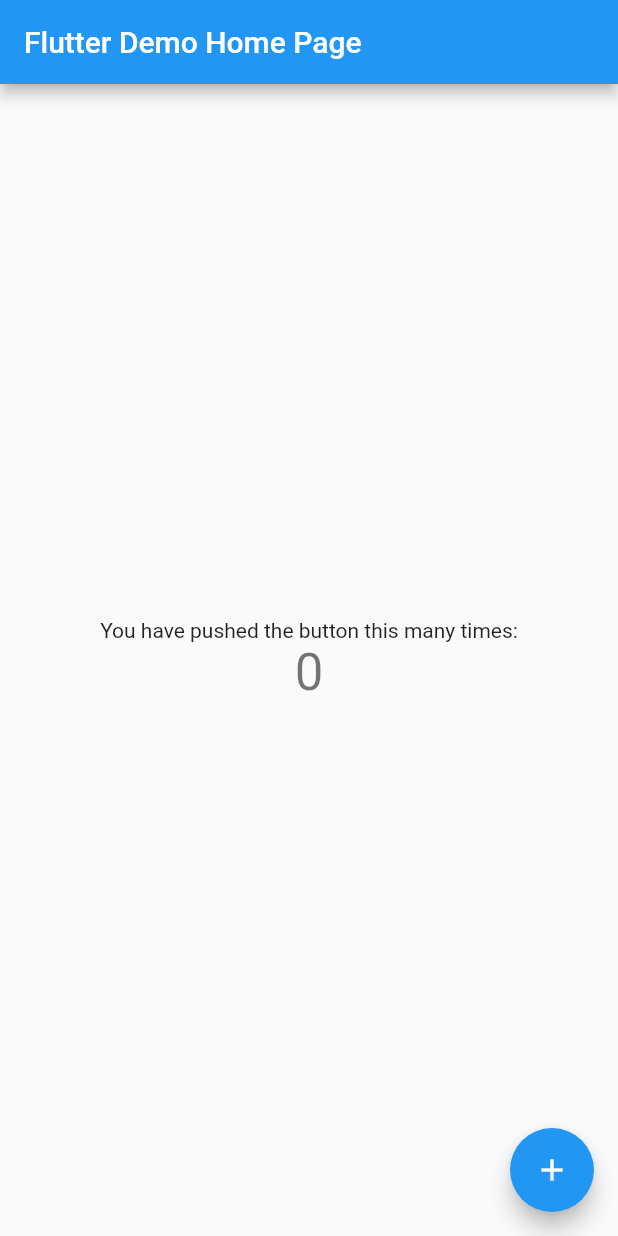
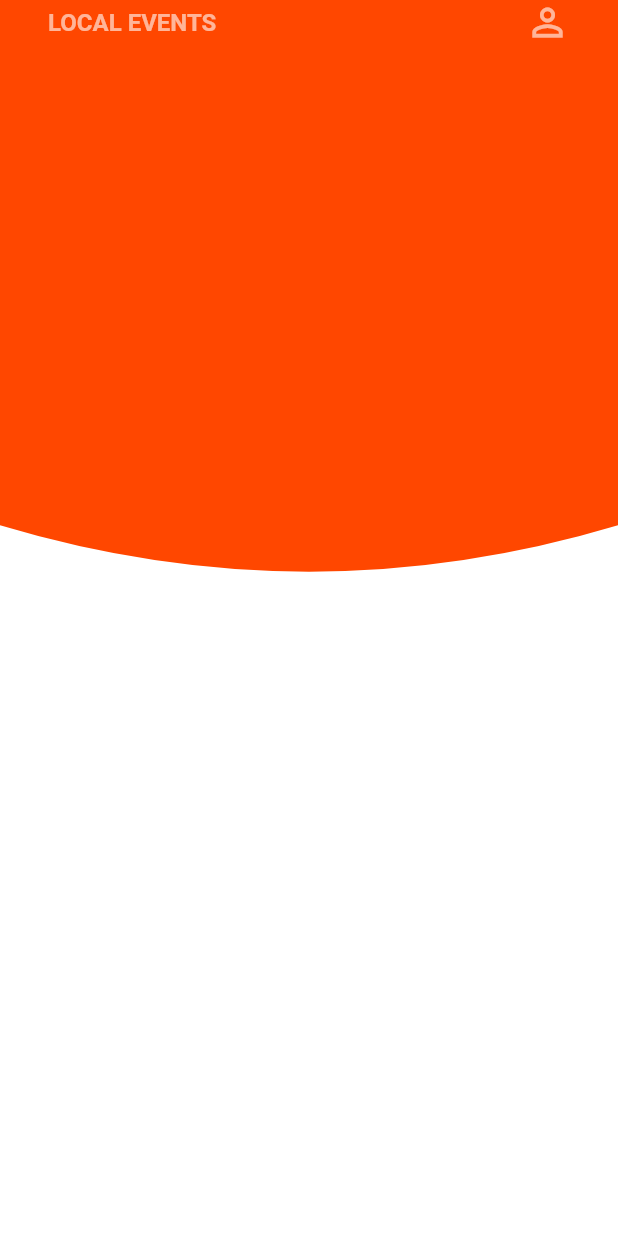
Before and after one commit to estevanjantsk/flutter_local_event_app, a Flutter app: the screen it shows after launch, on a phone screen of 412 x 824 dp. Run offline on Flutter 3.47's test engine with Material 2 defaults, Android fonts, the phone set to English and light mode, and no system bars.

Commit message:
Start HomePage

```diff
--- a/lib/main.dart
+++ b/lib/main.dart
@@ -1,4 +1,5 @@
 import 'package:flutter/material.dart';
+import 'package:local_events_app/ui/event_details/home_page/home_page.dart';
 
 void main() => runApp(MyApp());
 
@@ -8,104 +9,12 @@ class MyApp extends StatelessWidget {
   Widget build(BuildContext context) {
     return MaterialApp(
       title: 'Flutter Demo',
+      debugShowCheckedModeBanner: false,
       theme: ThemeData(
-        // This is the theme of your application.
-        //
-        // Try running your application with "flutter run". You'll see the
-        // application has a blue toolbar. Then, without quitting the app, try
-        // changing the primarySwatch below to Colors.green and then invoke
-        // "hot reload" (press "r" in the console where you ran "flutter run",
-        // or simply save your changes to "hot reload" in a Flutter IDE).
-        // Notice that the counter didn't reset back to zero; the application
-        // is not restarted.
-        primarySwatch: Colors.blue,
+        scaffoldBackgroundColor: Color(0xFFFFFFFF),
+        primaryColor: Color(0xFFFF4700),
       ),
-      home: MyHomePage(title: 'Flutter Demo Home Page'),
+      home: HomePage(),
     );
   }
 }
-
-class MyHomePage extends StatefulWidget {
-  MyHomePage({Key key, this.title}) : super(key: key);
-
-  // This widget is the home page of your application. It is stateful, meaning
-  // that it has a State object (defined below) that contains fields that affect
-  // how it looks.
-
-  // This class is the configuration for the state. It holds the values (in this
-  // case the title) provided by the parent (in this case the App widget) and
-  // used by the build method of the State. Fields in a Widget subclass are
-  // always marked "final".
-
-  final String title;
-
-  @override
-  _MyHomePageState createState() => _MyHomePageState();
-}
-
-class _MyHomePageState extends State<MyHomePage> {
-  int _counter = 0;
-
-  void _incrementCounter() {
-    setState(() {
-      // This call to setState tells the Flutter framework that something has
-      // changed in this State, which causes it to rerun the build method below
-      // so that the display can reflect the updated values. If we changed
-      // _counter without calling setState(), then the build method would not be
-      // called again, and so nothing would appear to happen.
-      _counter++;
-    });
-  }
-
-  @override
-  Widget build(BuildContext context) {
-    // This method is rerun every time setState is called, for instance as done
-    // by the _incrementCounter method above.
-    //
-    // The Flutter framework has been optimized to make rerunning build methods
-    // fast, so that you can just rebuild anything that needs updating rather
-    // than having to individually change instances of widgets.
-    return Scaffold(
-      appBar: AppBar(
-        // Here we take the value from the MyHomePage object that was created by
-        // the App.build method, and use it to set our appbar title.
-        title: Text(widget.title),
-      ),
-      body: Center(
-        // Center is a layout widget. It takes a single child and positions it
-        // in the middle of the parent.
-        child: Column(
-          // Column is also a layout widget. It takes a list of children and
-          // arranges them vertically. By default, it sizes itself to fit its
-          // children horizontally, and tries to be as tall as its parent.
-          //
-          // Invoke "debug painting" (press "p" in the console, choose the
-          // "Toggle Debug Paint" action from the Flutter Inspector in Android
-          // Studio, or the "Toggle Debug Paint" command in Visual Studio Code)
-          // to see the wireframe for each widget.
-          //
-          // Column has various properties to control how it sizes itself and
-          // how it positions its children. Here we use mainAxisAlignment to
-          // center the children vertically; the main axis here is the vertical
-          // axis because Columns are vertical (the cross axis would be
-          // horizontal).
-          mainAxisAlignment: MainAxisAlignment.center,
-          children: <Widget>[
-            Text(
-              'You have pushed the button this many times:',
-            ),
-            Text(
-              '$_counter',
-              style: Theme.of(context).textTheme.display1,
-            ),
-          ],
-        ),
-      ),
-      floatingActionButton: FloatingActionButton(
-        onPressed: _incrementCounter,
-        tooltip: 'Increment',
-        child: Icon(Icons.add),
-      ), // This trailing comma makes auto-formatting nicer for build methods.
-    );
-  }
-}
--- /dev/null
+++ b/lib/ui/event_details/home_page/home_page.dart
@@ -0,0 +1,45 @@
+import 'package:flutter/material.dart';
+
+import 'home_page_background.dart';
+import 'package:local_events_app/styleguide.dart';
+
+class HomePage extends StatelessWidget {
+  @override
+  Widget build(BuildContext context) {
+    return Scaffold(
+      body: Stack(
+        children: <Widget>[
+          HomePageBackground(
+            screenHeight: MediaQuery.of(context).size.height,
+          ),
+          SafeArea(
+            child: SingleChildScrollView(
+              child: Column(
+                crossAxisAlignment: CrossAxisAlignment.start,
+                children: <Widget>[
+                  Padding(
+                    padding: const EdgeInsets.symmetric(horizontal: 32.0),
+                    child: Row(
+                      children: <Widget>[
+                        Text(
+                          "LOCAL EVENTS",
+                          style: fadedTextStyle,
+                        ),
+                        Spacer(),
+                        Icon(
+                          Icons.person_outline,
+                          color: Color(0x99FFFFFF),
+                          size: 30,
+                        ),
+                      ],
+                    ),
+                  ),
+                ],
+              ),
+            ),
+          )
+        ],
+      ),
+    );
+  }
+}
--- /dev/null
+++ b/lib/ui/event_details/home_page/home_page_background.dart
@@ -0,0 +1,41 @@
+import 'package:flutter/material.dart';
+
+class HomePageBackground extends StatelessWidget {
+  final screenHeight;
+
+  const HomePageBackground({Key key, @required this.screenHeight})
+      : super(key: key);
+
+  @override
+  Widget build(BuildContext context) {
+    final themeData = Theme.of(context);
+
+    return ClipPath(
+      clipper: BottomShapeClipper(),
+      child: Container(
+        height: screenHeight * 0.5,
+        color: themeData.primaryColor,
+      ),
+    );
+  }
+}
+
+class BottomShapeClipper extends CustomClipper<Path> {
+  @override
+  Path getClip(Size size) {
+    Path path = Path();
+    Offset curveStartPoint = Offset(0, size.height * 0.85);
+    Offset curveEndPoint = Offset(size.width, size.height * 0.85);
+    path.lineTo(curveStartPoint.dx, curveStartPoint.dy);
+    path.quadraticBezierTo(
+        size.width / 2, size.height, curveEndPoint.dx, curveEndPoint.dy);
+    path.lineTo(size.width, 0);
+
+    return path;
+  }
+
+  @override
+  bool shouldReclip(CustomClipper<Path> oldClipper) {
+    return true;
+  }
+}
```
